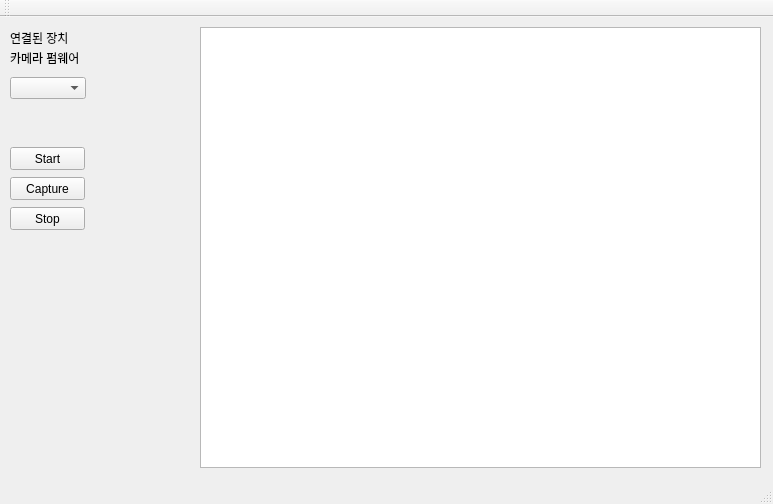
The window that 3D_Face_scanning.vc140/CalibrationModule/CalibrationModule.ui (CSID-DGU/2017-2-CECD-BirdSound-1) describes before a commit, drawn with Qt 5.
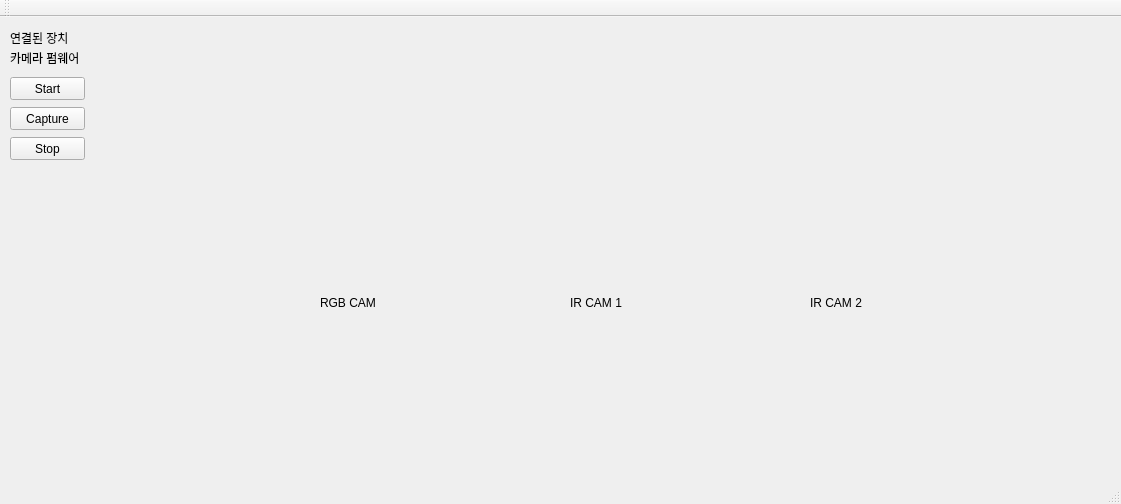
The same window after the commit.

What changed in the file:
```diff
--- a/3D_Face_scanning.vc140/CalibrationModule/CalibrationModule.ui
+++ b/3D_Face_scanning.vc140/CalibrationModule/CalibrationModule.ui
@@ -6,7 +6,7 @@
    <rect>
     <x>0</x>
     <y>0</y>
-    <width>773</width>
+    <width>1121</width>
     <height>504</height>
    </rect>
   </property>
@@ -44,7 +44,7 @@
     <property name="geometry">
      <rect>
       <x>10</x>
-      <y>130</y>
+      <y>60</y>
       <width>75</width>
       <height>23</height>
      </rect>
@@ -57,7 +57,7 @@
     <property name="geometry">
      <rect>
       <x>10</x>
-      <y>160</y>
+      <y>90</y>
       <width>75</width>
       <height>23</height>
      </rect>
@@ -70,7 +70,7 @@
     <property name="geometry">
      <rect>
       <x>10</x>
-      <y>190</y>
+      <y>120</y>
       <width>75</width>
       <height>23</height>
      </rect>
@@ -79,26 +79,75 @@
      <string>Stop</string>
     </property>
    </widget>
-   <widget class="QComboBox" name="cameraList">
+   <widget class="QWidget" name="irCam1" native="true">
     <property name="geometry">
      <rect>
-      <x>10</x>
-      <y>60</y>
-      <width>76</width>
-      <height>22</height>
+      <x>480</x>
+      <y>40</y>
+      <width>231</width>
+      <height>231</height>
      </rect>
     </property>
    </widget>
-   <widget class="QGraphicsView" name="graphicsView">
+   <widget class="QWidget" name="irCam2" native="true">
     <property name="geometry">
      <rect>
-      <x>200</x>
-      <y>10</y>
-      <width>561</width>
-      <height>441</height>
+      <x>720</x>
+      <y>40</y>
+      <width>231</width>
+      <height>231</height>
      </rect>
     </property>
    </widget>
+   <widget class="QWidget" name="rgbCam" native="true">
+    <property name="geometry">
+     <rect>
+      <x>240</x>
+      <y>40</y>
+      <width>231</width>
+      <height>231</height>
+     </rect>
+    </property>
+   </widget>
+   <widget class="QLabel" name="label">
+    <property name="geometry">
+     <rect>
+      <x>320</x>
+      <y>280</y>
+      <width>56</width>
+      <height>12</height>
+     </rect>
+    </property>
+    <property name="text">
+     <string>RGB CAM</string>
+    </property>
+   </widget>
+   <widget class="QLabel" name="label_2">
+    <property name="geometry">
+     <rect>
+      <x>570</x>
+      <y>280</y>
+      <width>56</width>
+      <height>12</height>
+     </rect>
+    </property>
+    <property name="text">
+     <string>IR CAM 1</string>
+    </property>
+   </widget>
+   <widget class="QLabel" name="label_3">
+    <property name="geometry">
+     <rect>
+      <x>810</x>
+      <y>280</y>
+      <width>56</width>
+      <height>12</height>
+     </rect>
+    </property>
+    <property name="text">
+     <string>IR CAM 2</string>
+    </property>
+   </widget>
   </widget>
   <widget class="QMenuBar" name="menuBar">
    <property name="geometry">
```
Left out of the diff: 2 changed lines with no effect on the pictures.
